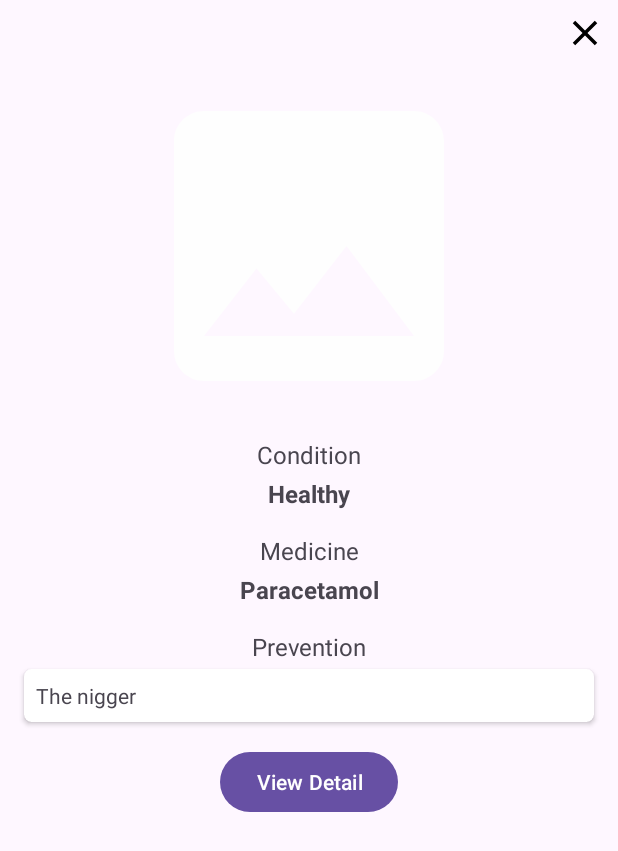
After one commit to ChickCheckTeam/ChickCheck-MD, an Android app: the layout fragment_bottom_analysis.xml on its own in the app's theme, with its tools: preview values and no code run, on a phone screen of 412 x 824 dp. The commit adds this screen. Shown: the top 851 px of the screen. Run offline under Robolectric (Android 15) with nearby library versions, the phone set to English and light mode, and no system bars.

Commit message:
adding bottom sheet fragment

```diff
--- a/app/src/main/java/com/example/chickcheckapp/presentation/ui/analysis/AnalysisFragment.kt
+++ b/app/src/main/java/com/example/chickcheckapp/presentation/ui/analysis/AnalysisFragment.kt
@@ -8,6 +8,7 @@ import androidx.core.net.toUri
 import androidx.fragment.app.Fragment
 import androidx.navigation.fragment.navArgs
 import com.example.chickcheckapp.databinding.FragmentAnalysisBinding
+import com.example.chickcheckapp.presentation.ui.bottomfragment.BottomAnalysisDialogFragment
 
 class AnalysisFragment : Fragment() {
     private var _binding : FragmentAnalysisBinding? = null
@@ -25,7 +26,10 @@ class AnalysisFragment : Fragment() {
     override fun onViewCreated(view: View, savedInstanceState: Bundle?) {
         super.onViewCreated(view, savedInstanceState)
         val imageUri = args.uriImage
+        val bottomAnalysisDialogFragment = BottomAnalysisDialogFragment.getInstance(imageUri)
         binding.ivImage.setImageURI(imageUri.toUri())
-
+        binding.btnAnalysis.setOnClickListener {
+            bottomAnalysisDialogFragment.show(parentFragmentManager, "BottomAnalysisDialogFragment")
+        }
     }
 }
--- /dev/null
+++ b/app/src/main/java/com/example/chickcheckapp/presentation/ui/bottomfragment/BottomAnalysisDialogFragment.kt
@@ -0,0 +1,50 @@
+package com.example.chickcheckapp.presentation.ui.bottomfragment
+
+import android.os.Bundle
+import android.view.LayoutInflater
+import android.view.View
+import android.view.ViewGroup
+import androidx.core.net.toUri
+import com.example.chickcheckapp.databinding.FragmentBottomAnalysisBinding
+import com.google.android.material.bottomsheet.BottomSheetDialogFragment
+
+class BottomAnalysisDialogFragment : BottomSheetDialogFragment() {
+    private var _binding : FragmentBottomAnalysisBinding? = null
+    private val binding get() = _binding!!
+    override fun onCreateView(
+        inflater: LayoutInflater,
+        container: ViewGroup?,
+        savedInstanceState: Bundle?
+    ): View {
+        _binding = FragmentBottomAnalysisBinding.inflate(inflater, container, false)
+        return binding.root
+    }
+
+    override fun onViewCreated(view: View, savedInstanceState: Bundle?) {
+        super.onViewCreated(view, savedInstanceState)
+        val uri = arguments?.getString("uri")
+        if (uri != null) {
+            binding.ivAnalyzedImage.setImageURI(uri.toUri())
+        }
+        binding.btnViewDetail.setOnClickListener {
+            dismiss()
+        }
+        binding.btnClose.setOnClickListener {
+            dismiss()
+        }
+    }
+    companion object{
+        const val TAG = "BottomAnalysisDialogFragment"
+        fun getInstance(uri: String):BottomAnalysisDialogFragment{
+            val fragment = BottomAnalysisDialogFragment()
+            val bundle = Bundle()
+            bundle.putString("uri", uri)
+            fragment.arguments = bundle
+            return fragment
+        }
+    }
+    override fun onDestroyView() {
+        super.onDestroyView()
+        _binding = null
+    }
+}
--- /dev/null
+++ b/app/src/main/res/drawable/baseline_clear_24.xml
@@ -0,0 +1,5 @@
+<vector xmlns:android="http://schemas.android.com/apk/res/android" android:height="24dp" android:tint="#FEFEFE" android:viewportHeight="24" android:viewportWidth="24" android:width="24dp">
+
+    <path android:fillColor="@android:color/white" android:pathData="M19,6.41L17.59,5 12,10.59 6.41,5 5,6.41 10.59,12 5,17.59 6.41,19 12,13.41 17.59,19 19,17.59 13.41,12z"/>
+
+</vector>
--- /dev/null
+++ b/app/src/main/res/layout/fragment_bottom_analysis.xml
@@ -0,0 +1,133 @@
+<?xml version="1.0" encoding="utf-8"?>
+<ScrollView
+    xmlns:android="http://schemas.android.com/apk/res/android"
+    xmlns:app="http://schemas.android.com/apk/res-auto"
+    xmlns:tools="http://schemas.android.com/tools"
+    android:orientation="vertical"
+    android:layout_width="match_parent"
+    android:layout_height="match_parent">
+    <androidx.constraintlayout.widget.ConstraintLayout
+        android:layout_width="match_parent"
+        android:layout_height="wrap_content">
+
+        <ImageButton
+            android:id="@+id/btn_close"
+            android:layout_width="28dp"
+            android:layout_height="28dp"
+            android:layout_marginTop="8dp"
+            android:layout_marginEnd="8dp"
+            android:background="@drawable/baseline_clear_24"
+            android:backgroundTint="@color/text_color"
+            app:layout_constraintEnd_toEndOf="parent"
+            app:layout_constraintTop_toTopOf="parent" />
+
+        <ImageView
+            android:id="@+id/iv_analyzed_image"
+            android:layout_width="240dp"
+            android:layout_height="wrap_content"
+            android:layout_marginStart="16dp"
+            android:layout_marginTop="8dp"
+            android:layout_marginEnd="16dp"
+            android:adjustViewBounds="true"
+            android:src="@drawable/baseline_photo_24"
+            app:layout_constraintEnd_toEndOf="parent"
+            app:layout_constraintStart_toStartOf="parent"
+            app:layout_constraintTop_toBottomOf="@+id/btn_close" />
+
+        <TextView
+            android:id="@+id/textView"
+            android:layout_width="wrap_content"
+            android:layout_height="wrap_content"
+            android:layout_marginTop="8dp"
+            android:text="Condition"
+            android:textSize="16sp"
+            app:layout_constraintEnd_toEndOf="parent"
+            app:layout_constraintStart_toStartOf="parent"
+            app:layout_constraintTop_toBottomOf="@+id/iv_analyzed_image" />
+
+        <TextView
+            android:id="@+id/tv_condition_value"
+            android:layout_width="wrap_content"
+            android:layout_height="wrap_content"
+            android:text="Healthy"
+            android:textStyle="bold"
+            android:layout_marginTop="4dp"
+            android:textSize="16sp"
+            app:layout_constraintEnd_toEndOf="@+id/textView"
+            app:layout_constraintStart_toStartOf="@+id/textView"
+            app:layout_constraintTop_toBottomOf="@id/textView"
+            tools:layout_editor_absoluteY="51dp" />
+        <TextView
+            android:id="@+id/tv_medicine_title"
+            android:layout_width="wrap_content"
+            android:layout_height="wrap_content"
+            android:layout_marginTop="16dp"
+            android:textSize="16sp"
+            android:text="Medicine"
+            app:layout_constraintEnd_toEndOf="parent"
+            app:layout_constraintStart_toStartOf="parent"
+            app:layout_constraintTop_toBottomOf="@id/tv_condition_value" />
+
+        <TextView
+            android:id="@+id/tv_medicine_value"
+            android:layout_width="wrap_content"
+            android:layout_height="wrap_content"
+            android:text="Paracetamol"
+            android:textSize="16sp"
+            android:textStyle="bold"
+            android:layout_marginTop="4dp"
+            app:layout_constraintEnd_toEndOf="@+id/tv_medicine_title"
+            app:layout_constraintStart_toStartOf="@+id/tv_medicine_title"
+            app:layout_constraintTop_toBottomOf="@id/tv_medicine_title"
+        />
+        <TextView
+            android:id="@+id/tv_prevention_title"
+            android:layout_width="wrap_content"
+            android:layout_height="wrap_content"
+            android:layout_marginTop="16dp"
+            android:text="Prevention"
+            android:textSize="16sp"
+            app:layout_constraintEnd_toEndOf="@+id/tv_medicine_value"
+            app:layout_constraintStart_toStartOf="@+id/tv_medicine_value"
+            app:layout_constraintTop_toBottomOf="@id/tv_medicine_value"
+            />
+
+        <androidx.cardview.widget.CardView
+            android:id="@+id/cardView"
+            android:layout_width="0dp"
+            android:layout_height="wrap_content"
+            android:layout_marginHorizontal="16dp"
+            android:layout_marginTop="4dp"
+            app:cardCornerRadius="5dp"
+            app:layout_constraintEnd_toEndOf="parent"
+            app:layout_constraintStart_toStartOf="parent"
+            app:layout_constraintTop_toBottomOf="@id/tv_prevention_title">
+            <androidx.constraintlayout.widget.ConstraintLayout
+                android:layout_width="match_parent"
+                android:layout_height="wrap_content"
+                android:padding="8dp">
+
+                <TextView
+                    android:layout_width="0dp"
+                    android:layout_height="wrap_content"
+                    android:text="The nigger"
+                    app:layout_constraintBottom_toBottomOf="parent"
+                    app:layout_constraintEnd_toEndOf="parent"
+                    app:layout_constraintStart_toStartOf="parent"
+                    app:layout_constraintTop_toTopOf="parent" />
+            </androidx.constraintlayout.widget.ConstraintLayout>
+        </androidx.cardview.widget.CardView>
+
+        <Button
+            android:id="@+id/btn_view_detail"
+            android:layout_width="wrap_content"
+            android:layout_height="wrap_content"
+            android:layout_marginTop="16dp"
+            android:layout_marginBottom="32dp"
+            android:text="View Detail"
+            app:layout_constraintBottom_toBottomOf="parent"
+            app:layout_constraintEnd_toEndOf="parent"
+            app:layout_constraintStart_toStartOf="parent"
+            app:layout_constraintTop_toBottomOf="@id/cardView" />
+    </androidx.constraintlayout.widget.ConstraintLayout>
+</ScrollView>
--- /dev/null
+++ b/app/src/main/res/values-night/colors.xml
@@ -0,0 +1,4 @@
+<?xml version="1.0" encoding="utf-8"?>
+<resources>
+    <color name="text_color">#FEFEFE</color>"
+</resources>
--- a/app/src/main/res/values/colors.xml
+++ b/app/src/main/res/values/colors.xml
@@ -2,4 +2,5 @@
 <resources>
     <color name="black">#FF000000</color>
     <color name="white">#FFFFFFFF</color>
+    <color name="text_color">#FF000000</color>"
 </resources>
```
